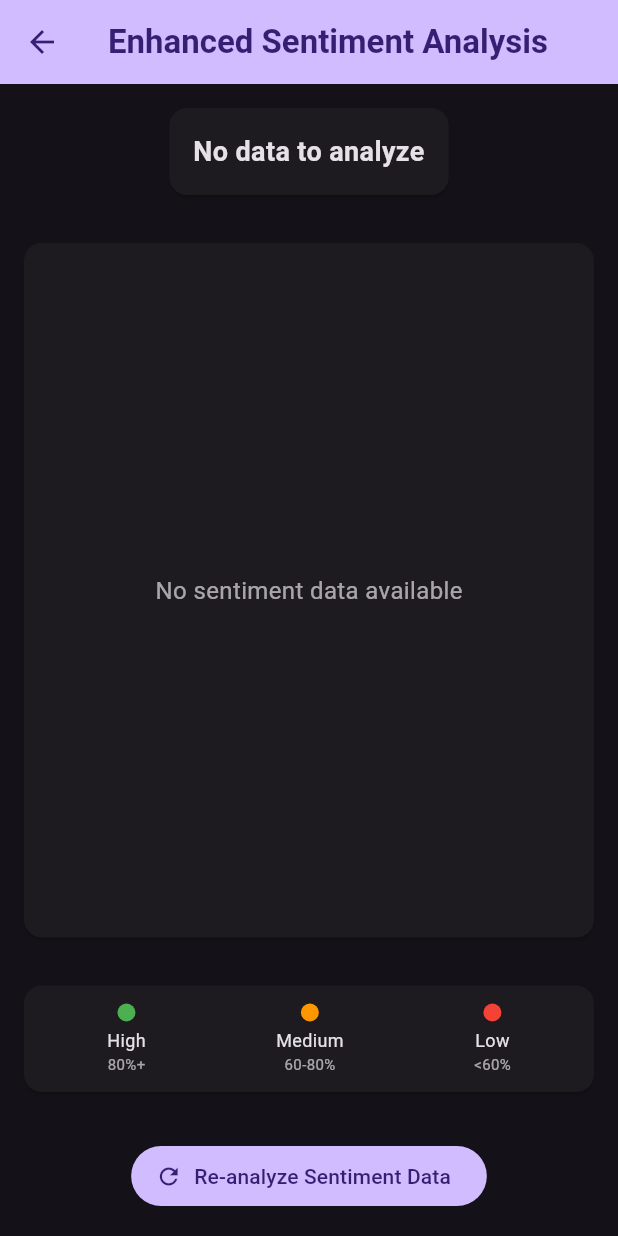
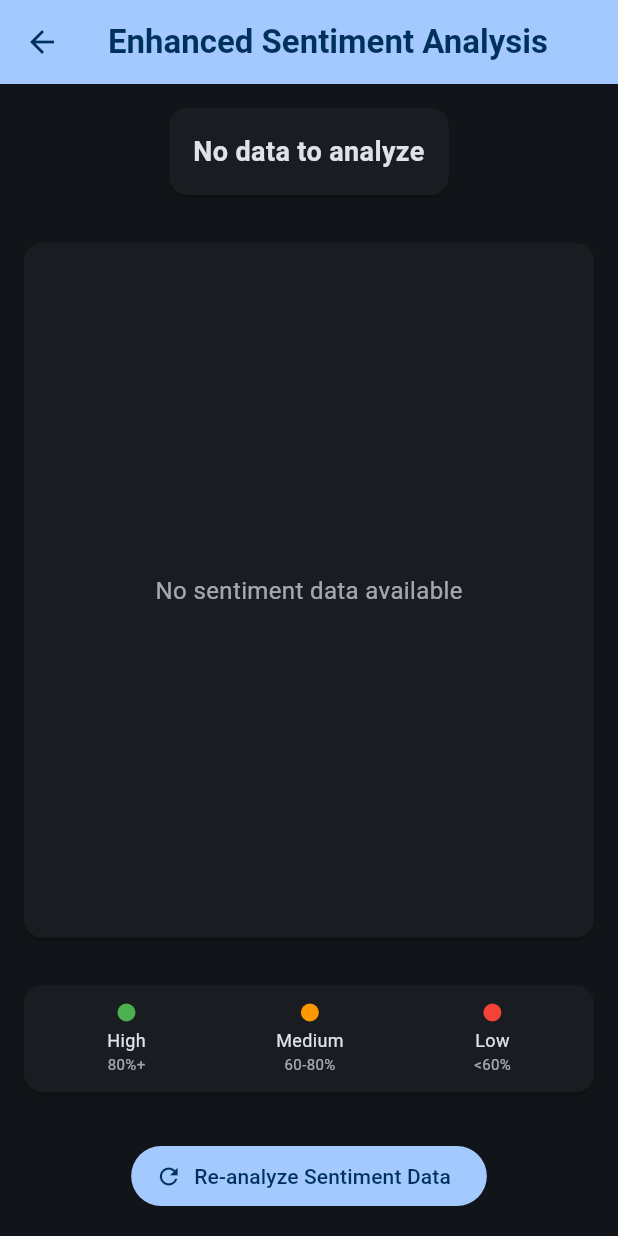
Before and after one commit to PRIYUNSHU21/flutter_application_bhav, a Flutter app: the screen it shows once a user with an empty profile is signed in, in the side drawer, after a tap on "Analyze your mood", on a phone screen of 412 x 824 dp. Run offline on Flutter 3.47's test engine with Material 3 defaults, Android fonts, the phone set to English and light mode, and no system bars; our stand-ins replace audioplayers, cloud_firestore, firebase_auth, firebase_core, fl_chart, flutter_spinkit and 4 more; missing offline and left inert: android_intent_plus; accounts and stored records are empty; generated files the repository leaves out were written again.

Commit message:
main.dart
The main.dart has been updated in correspondance with other files

```diff
--- a/lib/main.dart
+++ b/lib/main.dart
@@ -1,19 +1,27 @@
+
 import 'package:flutter/material.dart';
 import 'package:firebase_core/firebase_core.dart';
 import 'package:firebase_auth/firebase_auth.dart';
 import 'home.dart';
 import 'login.dart';
+import 'package:hive_flutter/hive_flutter.dart';
+import 'chat_message.dart';
 
 void main() async {
   WidgetsFlutterBinding.ensureInitialized();
 
   try {
-    await Firebase.initializeApp(); // Initialize Firebase
+    await Firebase.initializeApp();
+
+    // Initialize Hive
+    await Hive.initFlutter();
+    Hive.registerAdapter(ChatMessageAdapter());
+    await Hive.openBox<ChatMessage>('chatMessages');
   } catch (e) {
-    debugPrint("Firebase initialization failed: $e");
+    debugPrint("Initialization failed: $e");
   }
 
-  runApp(MyApp());
+  runApp(const MyApp());
 }
 
 class MyApp extends StatelessWidget {
@@ -24,16 +32,18 @@ class MyApp extends StatelessWidget {
     return MaterialApp(
       title: 'BHAV-AI',
       theme: ThemeData(
-        primarySwatch: Colors.grey,
-        brightness: Brightness.dark,
+        useMaterial3: true,
+        colorScheme: ColorScheme.fromSeed(
+          seedColor: const Color(0xFF1E88E5),
+          brightness: Brightness.dark,
+        ),
       ),
       debugShowCheckedModeBanner: false,
-      home: AuthWrapper(), // Redirect based on auth state
+      home: const AuthWrapper(),
     );
   }
 }
 
-// This checks if the user is logged in or not
 class AuthWrapper extends StatelessWidget {
   const AuthWrapper({super.key});
 
@@ -43,13 +53,13 @@ class AuthWrapper extends StatelessWidget {
       stream: FirebaseAuth.instance.authStateChanges(),
       builder: (context, snapshot) {
         if (snapshot.connectionState == ConnectionState.waiting) {
-          return Scaffold(
-            body: Center(child: CircularProgressIndicator()), // Prevents blank screen issue
+          return const Scaffold(
+            body: Center(child: CircularProgressIndicator()),
           );
         } else if (snapshot.hasData) {
-          return HomeScreen(); // User is logged in
+          return const HomeScreen();
         } else {
-          return LoginScreen(); // Not logged in
+          return const LoginScreen();
         }
       },
     );
```
